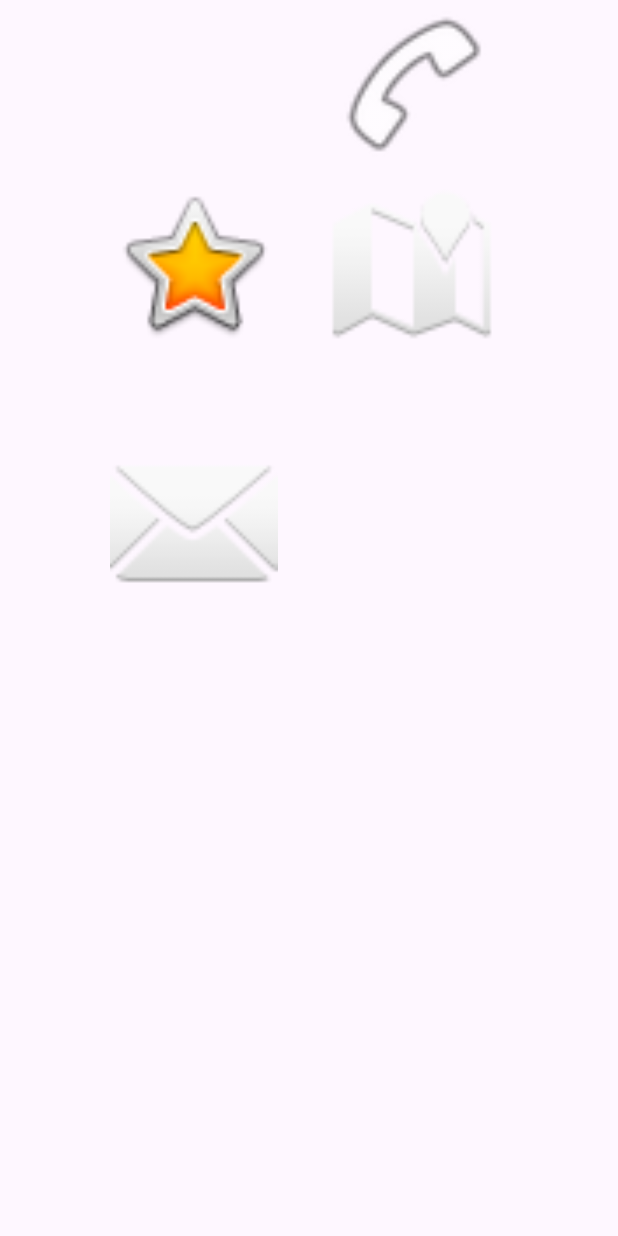
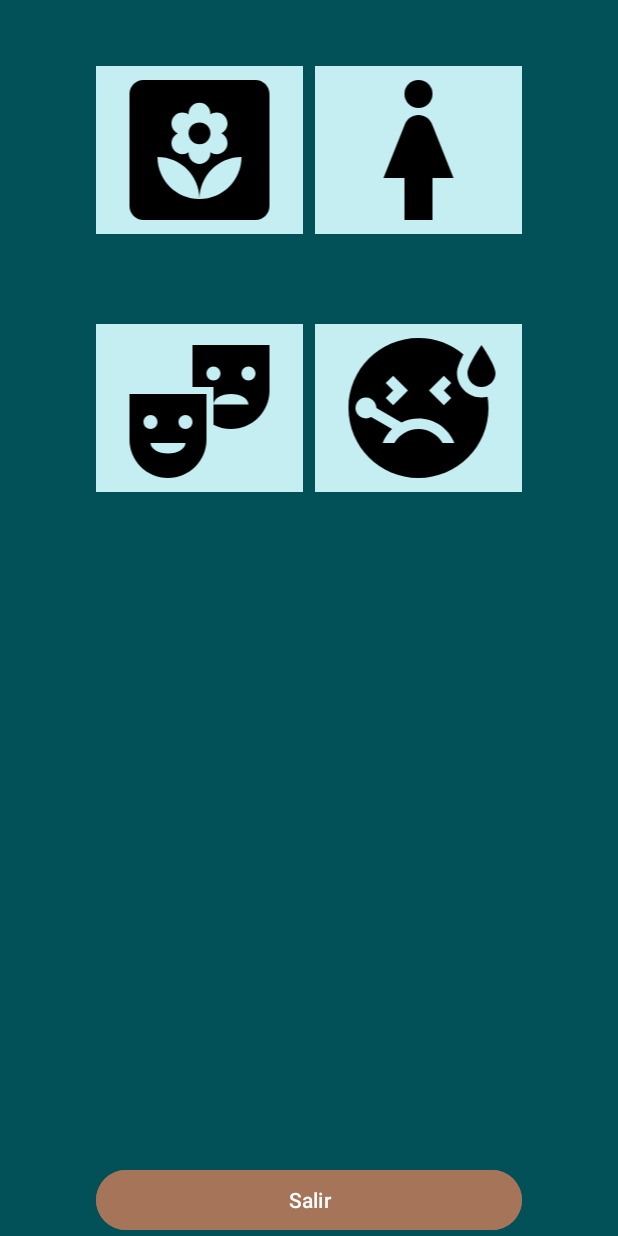
Before and after one commit to JpVargass/Modulo4_Ejercicio9, an Android app: the screen it shows after launch (MainActivity), on a phone screen of 412 x 824 dp. Run offline under Robolectric (Android 15) with nearby library versions, the phone set to English and light mode, and no system bars.

Commit message:
Feliz trabajo terminado, con diseño y color fondo aplicación    <color name="paleta1">#025159</color> fondo imagenes      <color name="paleta4">#C4EEF2</color> color de botones     <color name="paleta5">#A67458</color>

```diff
--- a/app/src/main/java/cl/jpvs/modulo4_ejercicio9/MainActivity.java
+++ b/app/src/main/java/cl/jpvs/modulo4_ejercicio9/MainActivity.java
@@ -2,6 +2,7 @@ package cl.jpvs.modulo4_ejercicio9;
 
 import androidx.appcompat.app.AppCompatActivity;
 
+import android.annotation.SuppressLint;
 import android.os.Bundle;
 
 import android.widget.Button;
@@ -11,9 +12,16 @@ import android.content.Intent;
 import android.view.View;
 
 import android.widget.ImageButton;
+import android.widget.ImageView;
 
 
 public class MainActivity extends AppCompatActivity {
+
+    int imagen1 = R.drawable.baseline_yard_24;
+    int imagen2 = R.drawable.baseline_woman_24;
+    int imagen3 = R.drawable.baseline_theater_comedy_24;
+    int imagen4 = R.drawable.baseline_sick_24;
+
 
     @Override
     protected void onCreate(Bundle savedInstanceState) {
@@ -25,41 +33,49 @@ public class MainActivity extends AppCompatActivity {
     }
 
     private void initListeners() {
-        ImageButton boton1 = findViewById(R.id.button1);
-        ImageButton boton2 = findViewById(R.id.button2);
-        ImageButton boton3 = findViewById(R.id.button3);
-        ImageButton boton4 = findViewById(R.id.button4);
+        ImageView boton1 = findViewById(R.id.button1);
+        ImageView boton2 = findViewById(R.id.button2);
+        ImageView boton3 = findViewById(R.id.button3);
+        ImageView boton4 = findViewById(R.id.button4);
+        Button botonSalir = findViewById(R.id.buttonExit);
 
         boton1.setOnClickListener(new View.OnClickListener() {
             @Override
             public void onClick(View v) {
-                moveToSecondActidadTwo();
+                moveToSecondActidadTwo(imagen1);
             }
         });
         boton2.setOnClickListener(new View.OnClickListener() {
             @Override
             public void onClick(View v) {
-                moveToSecondActidadTwo();
+                moveToSecondActidadTwo(imagen2);
             }
         });
         boton3.setOnClickListener(new View.OnClickListener() {
             @Override
             public void onClick(View v) {
-                moveToSecondActidadTwo();
+                moveToSecondActidadTwo(imagen3);
             }
         });
         boton4.setOnClickListener(new View.OnClickListener() {
             @Override
             public void onClick(View v) {
-                moveToSecondActidadTwo();
+                moveToSecondActidadTwo(imagen4);
+            }
+        });
+
+        botonSalir.setOnClickListener(new View.OnClickListener() {
+            @Override
+            public void onClick(View v) {
+                finish();
             }
         });
     }
 
-    public void moveToSecondActidadTwo(){
+    public void moveToSecondActidadTwo(int imagen){
         Intent intent = new Intent( MainActivity.this, SecondActivity.class);
+        intent.putExtra("Clave" , imagen);
         startActivity(intent);
             }
 
-
-}
+      }
--- /dev/null
+++ b/app/src/main/res/drawable/baseline_sick_24.xml
@@ -0,0 +1,5 @@
+<vector android:height="24dp" android:tint="#000000"
+    android:viewportHeight="24" android:viewportWidth="24"
+    android:width="24dp" xmlns:android="http://schemas.android.com/apk/res/android">
+    <path android:fillColor="@android:color/white" android:pathData="M21,9c-1.1,0 -2,-0.9 -2,-2c0,-1.1 2,-4 2,-4s2,2.9 2,4C23,8.1 22.1,9 21,9zM17.5,7c0,-0.73 0.41,-1.71 0.92,-2.66C16.68,2.88 14.44,2 11.99,2C6.47,2 2,6.48 2,12c0,5.52 4.47,10 9.99,10C17.52,22 22,17.52 22,12c0,-0.55 -0.06,-1.09 -0.14,-1.62C21.58,10.45 21.3,10.5 21,10.5C19.07,10.5 17.5,8.93 17.5,7zM15.62,7.38l1.06,1.06L15.62,9.5l1.06,1.06l-1.06,1.06L13.5,9.5L15.62,7.38zM7.32,8.44l1.06,-1.06L10.5,9.5l-2.12,2.12l-1.06,-1.06L8.38,9.5L7.32,8.44zM15.44,17c-0.69,-1.19 -1.97,-2 -3.44,-2s-2.75,0.81 -3.44,2H6.88c0.3,-0.76 0.76,-1.43 1.34,-1.99L5.24,13.3c-0.45,0.26 -1.01,0.28 -1.49,0c-0.72,-0.41 -0.96,-1.33 -0.55,-2.05c0.41,-0.72 1.33,-0.96 2.05,-0.55c0.48,0.28 0.74,0.78 0.74,1.29l3.58,2.07c0.73,-0.36 1.55,-0.56 2.43,-0.56c2.33,0 4.32,1.45 5.12,3.5H15.44z"/>
+</vector>
--- /dev/null
+++ b/app/src/main/res/drawable/baseline_theater_comedy_24.xml
@@ -0,0 +1,6 @@
+<vector android:height="24dp" android:tint="#000000"
+    android:viewportHeight="24" android:viewportWidth="24"
+    android:width="24dp" xmlns:android="http://schemas.android.com/apk/res/android">
+    <path android:fillColor="@android:color/white" android:pathData="M2,16.5C2,19.54 4.46,22 7.5,22s5.5,-2.46 5.5,-5.5V10H2V16.5zM7.5,18.5C6.12,18.5 5,17.83 5,17h5C10,17.83 8.88,18.5 7.5,18.5zM10,13c0.55,0 1,0.45 1,1c0,0.55 -0.45,1 -1,1s-1,-0.45 -1,-1C9,13.45 9.45,13 10,13zM5,13c0.55,0 1,0.45 1,1c0,0.55 -0.45,1 -1,1s-1,-0.45 -1,-1C4,13.45 4.45,13 5,13z"/>
+    <path android:fillColor="@android:color/white" android:pathData="M11,3v6h3v2.5c0,-0.83 1.12,-1.5 2.5,-1.5c1.38,0 2.5,0.67 2.5,1.5h-5V14v0.39c0.75,0.38 1.6,0.61 2.5,0.61c3.04,0 5.5,-2.46 5.5,-5.5V3H11zM14,8.08c-0.55,0 -1,-0.45 -1,-1c0,-0.55 0.45,-1 1,-1s1,0.45 1,1C15,7.64 14.55,8.08 14,8.08zM19,8.08c-0.55,0 -1,-0.45 -1,-1c0,-0.55 0.45,-1 1,-1s1,0.45 1,1C20,7.64 19.55,8.08 19,8.08z"/>
+</vector>
--- /dev/null
+++ b/app/src/main/res/drawable/baseline_woman_24.xml
@@ -0,0 +1,6 @@
+<vector android:height="24dp" android:tint="#000000"
+    android:viewportHeight="24" android:viewportWidth="24"
+    android:width="24dp" xmlns:android="http://schemas.android.com/apk/res/android">
+    <path android:fillColor="@android:color/white" android:pathData="M13.94,8.31C13.62,7.52 12.85,7 12,7s-1.62,0.52 -1.94,1.31L7,16h3v6h4v-6h3L13.94,8.31z"/>
+    <path android:fillColor="@android:color/white" android:pathData="M12,4m-2,0a2,2 0,1 1,4 0a2,2 0,1 1,-4 0"/>
+</vector>
--- /dev/null
+++ b/app/src/main/res/drawable/baseline_yard_24.xml
@@ -0,0 +1,6 @@
+<vector android:height="24dp" android:tint="#000000"
+    android:viewportHeight="24" android:viewportWidth="24"
+    android:width="24dp" xmlns:android="http://schemas.android.com/apk/res/android">
+    <path android:fillColor="@android:color/white" android:pathData="M20,2H4C2.9,2 2,2.9 2,4v16c0,1.1 0.9,2 2,2h16c1.1,0 2,-0.9 2,-2V4C22,2.9 21.1,2 20,2zM8,8.22c0,-0.86 0.7,-1.56 1.56,-1.56c0.33,0 0.64,0.1 0.89,0.28l-0.01,-0.12c0,-0.86 0.7,-1.56 1.56,-1.56s1.56,0.7 1.56,1.56l-0.01,0.12c0.26,-0.18 0.56,-0.28 0.89,-0.28c0.86,0 1.56,0.7 1.56,1.56c0,0.62 -0.37,1.16 -0.89,1.4C15.63,9.87 16,10.41 16,11.03c0,0.86 -0.7,1.56 -1.56,1.56c-0.33,0 -0.64,-0.11 -0.89,-0.28l0.01,0.12c0,0.86 -0.7,1.56 -1.56,1.56s-1.56,-0.7 -1.56,-1.56l0.01,-0.12c-0.26,0.18 -0.56,0.28 -0.89,0.28C8.7,12.59 8,11.89 8,11.03c0,-0.62 0.37,-1.16 0.89,-1.4C8.37,9.38 8,8.84 8,8.22zM12,19c-3.31,0 -6,-2.69 -6,-6C9.31,13 12,15.69 12,19c0,-3.31 2.69,-6 6,-6C18,16.31 15.31,19 12,19z"/>
+    <path android:fillColor="@android:color/white" android:pathData="M12,9.62m-1.56,0a1.56,1.56 0,1 1,3.12 0a1.56,1.56 0,1 1,-3.12 0"/>
+</vector>
--- a/app/src/main/res/layout/activity_main.xml
+++ b/app/src/main/res/layout/activity_main.xml
@@ -4,45 +4,69 @@
     xmlns:tools="http://schemas.android.com/tools"
     android:layout_width="match_parent"
     android:layout_height="match_parent"
+    android:background="@color/paleta1"
     tools:context=".MainActivity">
 
     <ImageView
         android:id="@+id/button4"
         android:layout_width="138dp"
         android:layout_height="112dp"
-        app:layout_constraintEnd_toEndOf="@+id/button2"
-        app:srcCompat="@android:drawable/ic_menu_call"
-        tools:layout_editor_absoluteY="292dp" />
+        android:layout_marginStart="8dp"
+        android:layout_marginTop="60dp"
+        android:layout_marginEnd="64dp"
+        android:background="@color/paleta4"
+        android:backgroundTint="@color/paleta4"
+        app:layout_constraintEnd_toEndOf="parent"
+        app:layout_constraintStart_toEndOf="@+id/button3"
+        app:layout_constraintTop_toBottomOf="@+id/button2"
+        app:srcCompat="@drawable/baseline_sick_24" />
 
     <ImageView
         android:id="@+id/button1"
         android:layout_width="138dp"
         android:layout_height="112dp"
-        android:layout_marginStart="60dp"
-        android:layout_marginTop="120dp"
+        android:layout_marginStart="64dp"
+        android:layout_marginTop="44dp"
+        android:background="@color/paleta4"
         app:layout_constraintStart_toStartOf="parent"
         app:layout_constraintTop_toTopOf="parent"
-        app:srcCompat="@android:drawable/btn_star_big_on" />
+        app:srcCompat="@drawable/baseline_yard_24" />
 
     <ImageView
         android:id="@+id/button2"
         android:layout_width="138dp"
         android:layout_height="112dp"
-        android:layout_marginTop="120dp"
+        android:layout_marginStart="8dp"
+        android:layout_marginTop="44dp"
         android:layout_marginEnd="64dp"
+        android:background="@color/paleta4"
         app:layout_constraintEnd_toEndOf="parent"
-        app:layout_constraintHorizontal_bias="0.747"
+        app:layout_constraintHorizontal_bias="0.083"
         app:layout_constraintStart_toEndOf="@+id/button1"
         app:layout_constraintTop_toTopOf="parent"
-        app:srcCompat="@android:drawable/ic_dialog_map" />
+        app:srcCompat="@drawable/baseline_woman_24" />
 
     <ImageView
         android:id="@+id/button3"
         android:layout_width="138dp"
         android:layout_height="112dp"
+        android:layout_marginStart="64dp"
         android:layout_marginTop="60dp"
-        app:layout_constraintStart_toStartOf="@+id/button1"
+        android:background="@color/paleta4"
+        app:layout_constraintStart_toStartOf="parent"
         app:layout_constraintTop_toBottomOf="@+id/button1"
-        app:srcCompat="@android:drawable/ic_dialog_email" />
+        app:srcCompat="@drawable/baseline_theater_comedy_24" />
+
+    <Button
+        android:id="@+id/buttonExit"
+        android:layout_width="0dp"
+        android:layout_height="wrap_content"
+        android:backgroundTint="@color/paleta5"
+        android:hint="@string/exit"
+        android:text="@string/exit"
+        app:layout_constraintBottom_toBottomOf="parent"
+        app:layout_constraintEnd_toEndOf="@+id/button4"
+        app:layout_constraintHorizontal_bias="0.547"
+        app:layout_constraintStart_toStartOf="@+id/button3" />
 
 </androidx.constraintlayout.widget.ConstraintLayout>
--- a/app/src/main/res/values/colors.xml
+++ b/app/src/main/res/values/colors.xml
@@ -2,4 +2,9 @@
 <resources>
     <color name="black">#FF000000</color>
     <color name="white">#FFFFFFFF</color>
+    <color name="paleta1">#025159</color>
+    <color name="paleta2">#3F858C</color>
+    <color name="paleta3">#7AB8BF</color>
+    <color name="paleta4">#C4EEF2</color>
+    <color name="paleta5">#A67458</color>
 </resources>
--- a/app/src/main/res/values/strings.xml
+++ b/app/src/main/res/values/strings.xml
@@ -1,3 +1,4 @@
 <resources>
     <string name="app_name">Modulo4_Ejercicio9</string>
+    <string name="exit">Salir</string>
 </resources>
```
Also changed, not shown: app/src/main/java/cl/jpvs/modulo4_ejercicio9/SecondActivity.java (+23 -0 lines), app/src/main/res/layout/activity_second.xml (+26 -0 lines).
